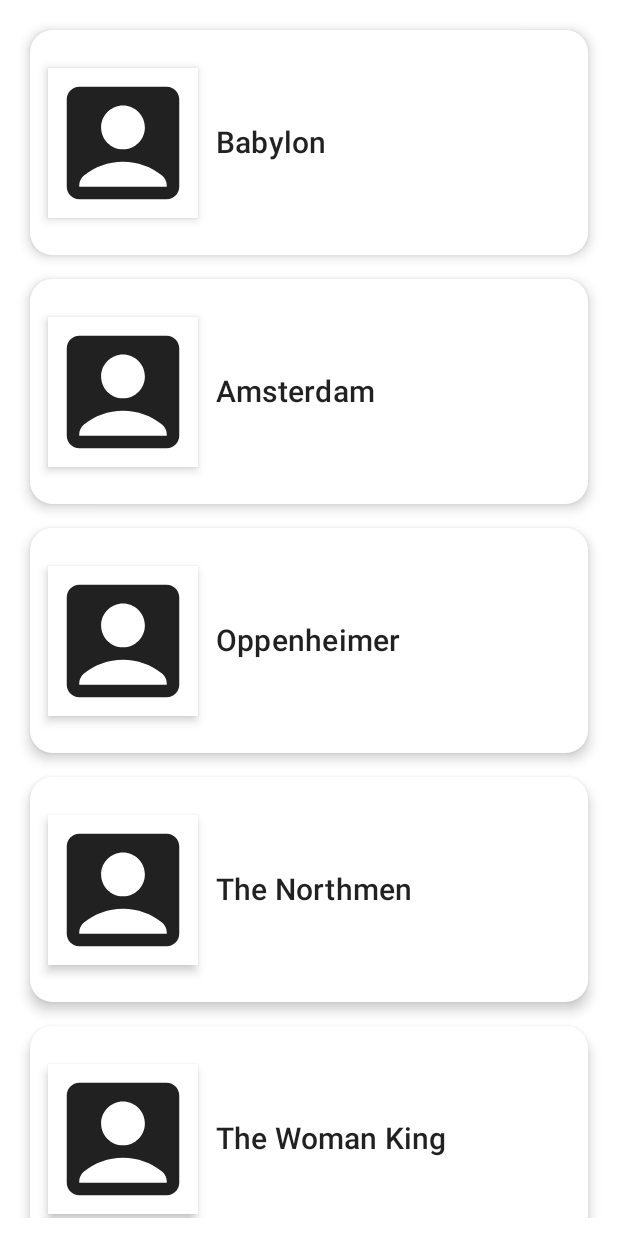
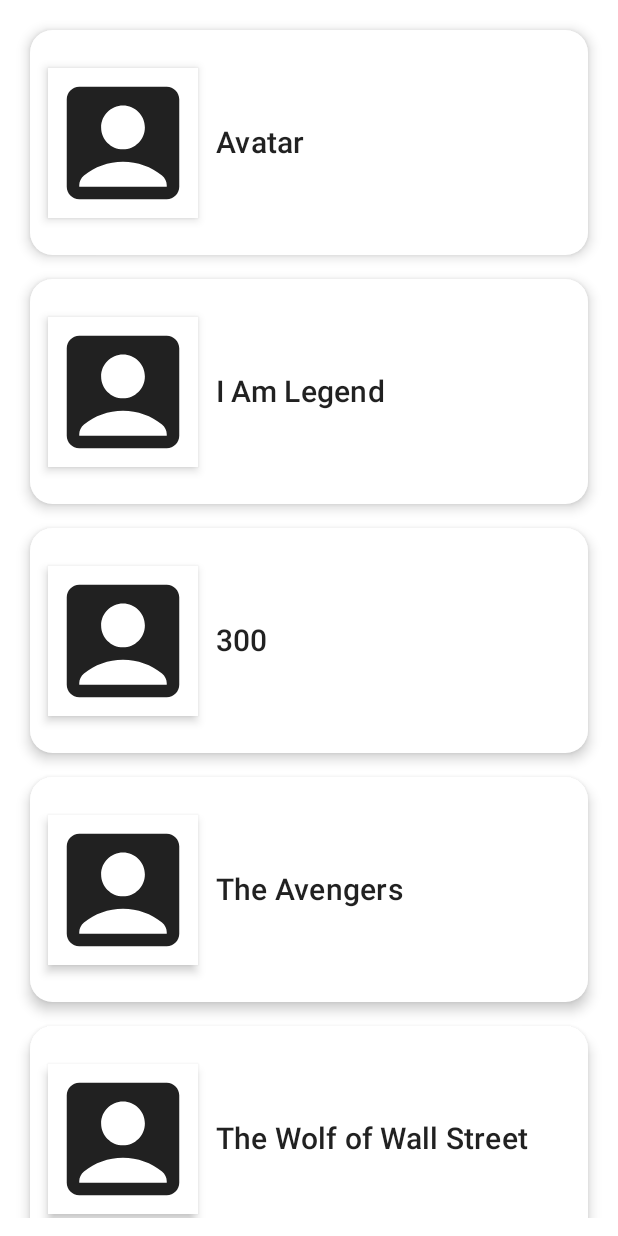
Before and after one commit to oqbahdx/movie-app-compose, an Android app built with Jetpack Compose: the composable MainContent shown on its own in the app's theme, on a phone screen of 412 x 824 dp. Run offline under Robolectric (Android 15) with nearby library versions, the phone set to English and light mode, and no system bars.

Commit message:
add movie model - film json - implemented in main UI

```diff
--- a/app/src/main/java/com/example/movieapp/MainActivity.kt
+++ b/app/src/main/java/com/example/movieapp/MainActivity.kt
@@ -27,6 +27,7 @@ import androidx.compose.ui.unit.dp
 import androidx.compose.ui.unit.sp
 import com.example.movieapp.ui.theme.MovieAppTheme
 import androidx.compose.ui.platform.LocalContext
+import com.example.movieapp.models.Movie
 import com.example.movieapp.navigations.MovieNavigation
 
 class MainActivity : ComponentActivity() {
@@ -50,44 +51,6 @@ fun MyApp(content: @Composable () -> Unit) {
 }
 
 
-@Composable
-fun MovieRow(movie: String, onTap: (String) -> Unit) {
-    Card(
-        modifier = Modifier
-            .padding(8.dp)
-            .fillMaxWidth()
-            .height(150.dp)
-            .clickable {
-                onTap(movie)
-            }
-        ,
-        shape = RoundedCornerShape(corner = CornerSize(15.dp)),
-        elevation = 5.dp
-
-    ) {
-        Row(
-            verticalAlignment = Alignment.CenterVertically,
-            horizontalArrangement = Arrangement.Start
-        ) {
-            Surface(
-                modifier = Modifier
-                    .padding(12.dp)
-                    .size(100.dp),
-                shape = RectangleShape,
-                elevation = 4.dp,
-
-                ) {
-                Icon(Icons.Default.AccountBox, contentDescription = "image icon")
-
-
-            }
-            Text(text = movie , style = MaterialTheme.typography.h6)
-
-        }
-
-
-    }
-}
 
 
 @Preview(showBackground = true)
--- /dev/null
+++ b/app/src/main/java/com/example/movieapp/models/Movie.kt
@@ -0,0 +1,203 @@
+package com.example.movieapp.models
+
+data class Movie(
+    val id: String,
+    val title: String,
+    val year: String,
+    val genre: String,
+    val director: String,
+    val plot: String,
+    val poster: String,
+    val images: List<String>,
+    val rating: String,
+
+    )
+fun getMovies(): List<Movie> {
+    return listOf(
+        Movie(
+            id = "tt0499549",
+            title = "Avatar",
+            year = "2009",
+            genre = "Action, Adventure, Fantasy",
+            director = "James Cameron",
+            plot = "A paraplegic marine dispatched to the moon Pandora on a unique mission becomes torn between following his orders and protecting the world he feels is his home.",
+            poster = "http://ia.media-imdb.com/images/M/MV5BMTYwOTEwNjAzMl5BMl5BanBnXkFtZTcwODc5MTUwMw@@._V1_SX300.jpg",
+            images = listOf(
+                "https://images-na.ssl-images-amazon.com/images/M/MV5BMjEyOTYyMzUxNl5BMl5BanBnXkFtZTcwNTg0MTUzNA@@._V1_SX1500_CR0,0,1500,999_AL_.jpg",
+                "https://images-na.ssl-images-amazon.com/images/M/MV5BNzM2MDk3MTcyMV5BMl5BanBnXkFtZTcwNjg0MTUzNA@@._V1_SX1777_CR0,0,1777,999_AL_.jpg",
+                "https://images-na.ssl-images-amazon.com/images/M/MV5BMTY2ODQ3NjMyMl5BMl5BanBnXkFtZTcwODg0MTUzNA@@._V1_SX1777_CR0,0,1777,999_AL_.jpg",
+                "https://images-na.ssl-images-amazon.com/images/M/MV5BMTMxOTEwNDcxN15BMl5BanBnXkFtZTcwOTg0MTUzNA@@._V1_SX1777_CR0,0,1777,999_AL_.jpg",
+                "https://images-na.ssl-images-amazon.com/images/M/MV5BMTYxMDg1Nzk1MV5BMl5BanBnXkFtZTcwMDk0MTUzNA@@._V1_SX1500_CR0,0,1500,999_AL_.jpg"
+            ),
+            rating = "7.9",
+        ),
+        Movie(
+            id = "tt0480249",
+            title = "I Am Legend",
+            year = "2007",
+            genre = "Drama, Horror, Sci-Fi",
+            director = "Francis Lawrence",
+            plot = "Years after a plague kills most of humanity and transforms the rest into monsters, the sole survivor in New York City struggles valiantly to find a cure .",
+            poster = "http://ia.media-imdb.com/images/M/MV5BMTU4NzMyNDk1OV5BMl5BanBnXkFtZTcwOTEwMzU1MQ@@._V1_SX300.jpg",
+            images = listOf(
+                "https://images-na.ssl-images-amazon.com/images/M/MV5BMTI0NTI4NjE3NV5BMl5BanBnXkFtZTYwMDA0Nzc4._V1_.jpg",
+                "https://images-na.ssl-images-amazon.com/images/M/MV5BMTIwMDg2MDU4M15BMl5BanBnXkFtZTYwMTA0Nzc4._V1_.jpg",
+                "https://images-na.ssl-images-amazon.com/images/M/MV5BMTc5MDM1OTU5OV5BMl5BanBnXkFtZTYwMjA0Nzc4._V1_.jpg",
+                "https://images-na.ssl-images-amazon.com/images/M/MV5BMTA0MTI2NjMzMzFeQTJeQWpwZ15BbWU2MDMwNDc3OA@@._V1_.jpg"
+
+            ),
+            rating = "7.2",
+        ),
+        Movie(
+            id = "tt0416449",
+            title = "300",
+            year = "2006",
+            genre = "Action, Drama, Fantasy",
+            director = "Zack Snyder",
+            plot = "King Leonidas of Sparta and a force of 300 men fight the Persians at Thermopylae in 480 B.C.",
+            poster = "http://ia.media-imdb.com/images/M/MV5BMjAzNTkzNjcxNl5BMl5BanBnXkFtZTYwNDA4NjE3._V1_SX300.jpg",
+            images = listOf(
+                "https://images-na.ssl-images-amazon.com/images/M/MV5BMTMwNTg5MzMwMV5BMl5BanBnXkFtZTcwMzA2NTIyMw@@._V1_SX1777_CR0,0,1777,937_AL_.jpg",
+                "https://images-na.ssl-images-amazon.com/images/M/MV5BMTQwNTgyNTMzNF5BMl5BanBnXkFtZTcwNDA2NTIyMw@@._V1_SX1777_CR0,0,1777,935_AL_.jpg",
+                "https://images-na.ssl-images-amazon.com/images/M/MV5BMTc0MjQzOTEwMV5BMl5BanBnXkFtZTcwMzE2NTIyMw@@._V1_SX1777_CR0,0,1777,947_AL_.jpg"
+            ),
+            rating = "7.7",
+        ),
+        Movie(
+            id = "tt0848228",
+            title = "The Avengers",
+            year = "2012",
+            genre = "Action, Sci-Fi, Thriller",
+            director = "Joss Whedon",
+            plot = "Earth's mightiest heroes must come together and learn to fight as a team if they are to stop the mischievous Loki and his alien army from enslaving humanity.",
+            poster = "http://ia.media-imdb.com/images/M/MV5BMTk2NTI1MTU4N15BMl5BanBnXkFtZTcwODg0OTY0Nw@@._V1_SX300.jpg",
+            images = listOf(
+                "https://images-na.ssl-images-amazon.com/images/M/MV5BMTA0NjY0NzE4OTReQTJeQWpwZ15BbWU3MDczODg2Nzc@._V1_SX1777_CR0,0,1777,999_AL_.jpg",
+                "https://images-na.ssl-images-amazon.com/images/M/MV5BMjE1MzEzMjcyM15BMl5BanBnXkFtZTcwNDM4ODY3Nw@@._V1_SX1777_CR0,0,1777,999_AL_.jpg",
+                "https://images-na.ssl-images-amazon.com/images/M/MV5BMjMwMzM2MTg1M15BMl5BanBnXkFtZTcwNjM4ODY3Nw@@._V1_SX1777_CR0,0,1777,999_AL_.jpg",
+                "https://images-na.ssl-images-amazon.com/images/M/MV5BMTQ4NzM2Mjc5MV5BMl5BanBnXkFtZTcwMTkwOTY3Nw@@._V1_SX1777_CR0,0,1777,999_AL_.jpg",
+                "https://images-na.ssl-images-amazon.com/images/M/MV5BMTc3MzQ3NjA5N15BMl5BanBnXkFtZTcwMzY5OTY3Nw@@._V1_SX1777_CR0,0,1777,999_AL_.jpg"
+            ),
+            rating = "8.1",
+        ),
+        Movie(
+            id = "tt0993846♦",
+            title = "The Wolf of Wall Street",
+            year = "2013",
+            genre = "Biography, Comedy, Crime",
+            director = "Martin Scorsese",
+            plot = "Based on the true story of Jordan Belfort, from his rise to a wealthy stock-broker living the high life to his fall involving crime, corruption and the federal government.",
+            poster = "http://ia.media-imdb.com/images/M/MV5BMjIxMjgxNTk0MF5BMl5BanBnXkFtZTgwNjIyOTg2MDE@._V1_SX300.jpg",
+            images = listOf(
+                "https://images-na.ssl-images-amazon.com/images/M/MV5BNDIwMDIxNzk3Ml5BMl5BanBnXkFtZTgwMTg0MzQ4MDE@._V1_SX1500_CR0,0,1500,999_AL_.jpg",
+                "https://images-na.ssl-images-amazon.com/images/M/MV5BMTc0NzAxODAyMl5BMl5BanBnXkFtZTgwMDg0MzQ4MDE@._V1_SX1500_CR0,0,1500,999_AL_.jpg",
+                "https://images-na.ssl-images-amazon.com/images/M/MV5BMTExMDk1MDE4NzVeQTJeQWpwZ15BbWU4MDM4NDM0ODAx._V1_SX1500_CR0,0,1500,999_AL_.jpg",
+                "https://images-na.ssl-images-amazon.com/images/M/MV5BMTg3MTY4NDk4Nl5BMl5BanBnXkFtZTgwNjc0MzQ4MDE@._V1_SX1500_CR0,0,1500,999_AL_.jpg",
+                "https://images-na.ssl-images-amazon.com/images/M/MV5BMTgzMTg4MDI0Ml5BMl5BanBnXkFtZTgwOTY0MzQ4MDE@._V1_SY1000_CR0,0,1553,1000_AL_.jpg"
+            ),
+            rating = "8.2",
+        ),
+        Movie(
+            id = "tt0816692",
+            title = "Interstellar",
+            year = "2014",
+            genre = "Adventure, Drama, Sci-Fi",
+            director = "Christopher Nolan",
+            plot = "A team of explorers travel through a wormhole in space in an attempt to ensure humanity's survival.",
+            poster = "http://ia.media-imdb.com/images/M/MV5BMjIxNTU4MzY4MF5BMl5BanBnXkFtZTgwMzM4ODI3MjE@._V1_SX300.jpg",
+            images = listOf(
+                "https://images-na.ssl-images-amazon.com/images/M/MV5BMjA3NTEwOTMxMV5BMl5BanBnXkFtZTgwMjMyODgxMzE@._V1_SX1500_CR0,0,1500,999_AL_.jpg",
+                "https://images-na.ssl-images-amazon.com/images/M/MV5BMzQ5ODE2MzEwM15BMl5BanBnXkFtZTgwMTMyODgxMzE@._V1_SX1500_CR0,0,1500,999_AL_.jpg",
+                "https://images-na.ssl-images-amazon.com/images/M/MV5BMTg4Njk4MzY0Nl5BMl5BanBnXkFtZTgwMzIyODgxMzE@._V1_SX1500_CR0,0,1500,999_AL_.jpg",
+                "https://images-na.ssl-images-amazon.com/images/M/MV5BMzE3MTM0MTc3Ml5BMl5BanBnXkFtZTgwMDIyODgxMzE@._V1_SX1500_CR0,0,1500,999_AL_.jpg",
+                "https://images-na.ssl-images-amazon.com/images/M/MV5BNjYzNjE2NDk3N15BMl5BanBnXkFtZTgwNzEyODgxMzE@._V1_SX1500_CR0,0,1500,999_AL_.jpg"
+            ),
+            rating = "8.6",
+        ),
+        Movie(
+            id = "tt0944947",
+            title = "Game of Throne",
+            year = "2011",
+            genre = "Adventure, Drama, Fantasy",
+            director = "Peter Dinklage, Lena Headey, Emilia Clarke, Kit Harington",
+            plot = "While a civil war brews between several noble families in Westeros, the children of the former rulers of the land attempt to rise up to power. Meanwhile a forgotten race, bent on destruction, plans to return after thousands of years in the North.",
+            poster = "http://ia.media-imdb.com/images/M/MV5BMjM5OTQ1MTY5Nl5BMl5BanBnXkFtZTgwMjM3NzMxODE@._V1_SX300.jpg♠",
+            images = listOf(
+                "https://images-na.ssl-images-amazon.com/images/M/MV5BNDc1MGUyNzItNWRkOC00MjM1LWJjNjMtZTZlYWIxMGRmYzVlXkEyXkFqcGdeQXVyMzU3MDEyNjk@._V1_SX1777_CR0,0,1777,999_AL_.jpg",
+                "https://images-na.ssl-images-amazon.com/images/M/MV5BZjZkN2M5ODgtMjQ2OC00ZjAxLWE1MjMtZDE0OTNmNGM0NWEwXkEyXkFqcGdeQXVyNjUxNzgwNTE@._V1_SX1777_CR0,0,1777,999_AL_.jpg",
+                "https://images-na.ssl-images-amazon.com/images/M/MV5BMDk4Y2Y1MDAtNGVmMC00ZTlhLTlmMmQtYjcyN2VkNzUzZjg2XkEyXkFqcGdeQXVyNjUxNzgwNTE@._V1_SX1777_CR0,0,1777,999_AL_.jpg",
+                "https://images-na.ssl-images-amazon.com/images/M/MV5BNjZjNWIzMzQtZWZjYy00ZTkwLWJiMTYtOWRkZDBhNWJhY2JmXkEyXkFqcGdeQXVyMjk3NTUyOTc@._V1_SX1777_CR0,0,1777,999_AL_.jpg",
+                "https://images-na.ssl-images-amazon.com/images/M/MV5BNTMyMTRjZWEtM2UxMS00ZjU5LWIxMTYtZDA5YmJhZmRjYTc4XkEyXkFqcGdeQXVyMjk3NTUyOTc@._V1_SX1777_CR0,0,1777,999_AL_.jpg"
+            ),
+            rating = "9.5",
+        ),
+        Movie(
+            id = "tt2306299",
+            title = "Vikings",
+            year = "2013",
+            genre = "Action, Drama, History",
+            director = "N/A",
+            plot = "The world of the Vikings is brought to life through the journey of Ragnar Lothbrok, the first Viking to emerge from Norse legend and onto the pages of history - a man on the edge of myth.",
+            poster = "http://ia.media-imdb.com/images/M/MV5BOTEzNzI3MDc0N15BMl5BanBnXkFtZTgwMzk1MzA5NzE@._V1_SX300.jpg",
+            images = listOf(
+                "https://images-na.ssl-images-amazon.com/images/M/MV5BMjM5MTM1ODUxNV5BMl5BanBnXkFtZTgwNTAzOTI2ODE@._V1_.jpg",
+                "https://images-na.ssl-images-amazon.com/images/M/MV5BNzU2NDcxODMyOF5BMl5BanBnXkFtZTgwNDAzOTI2ODE@._V1_.jpg",
+                "https://images-na.ssl-images-amazon.com/images/M/MV5BMjMzMzIzOTU2M15BMl5BanBnXkFtZTgwODMzMTkyODE@._V1_SY1000_SX1500_AL_.jpg",
+                "https://images-na.ssl-images-amazon.com/images/M/MV5BMTQ2NTQ2MDA3NF5BMl5BanBnXkFtZTgwODkxMDUxODE@._V1_SY1000_SX1500_AL_.jpg",
+                "https://images-na.ssl-images-amazon.com/images/M/MV5BMTcxOTQ3NTA5N15BMl5BanBnXkFtZTgwMzExMDUxODE@._V1_SY1000_SX1500_AL_.jpg"
+            ),
+            rating = "8.6",
+        ),
+        Movie(
+            id = "tt3749900",
+            title = "Gotham",
+            year = "2014",
+            genre = "Action, Crime, Drama",
+            director = "N/A",
+            plot = "The story behind Detective James Gordon's rise to prominence in Gotham City in the years before Batman's arrival.",
+            poster = "http://ia.media-imdb.com/images/M/MV5BMTY2MjMwNDE4OV5BMl5BanBnXkFtZTgwNjI1NjU0OTE@._V1_SX300.jpg",
+            images = listOf(
+                "https://images-na.ssl-images-amazon.com/images/M/MV5BNDI3ODYyODY4OV5BMl5BanBnXkFtZTgwNjE5NDMwMDI@._V1_SY1000_SX1500_AL_.jpg",
+                "https://images-na.ssl-images-amazon.com/images/M/MV5BMjA5OTExMTIwNF5BMl5BanBnXkFtZTgwMjI5NDMwMDI@._V1_SY1000_SX1500_AL_.jpg",
+                "https://images-na.ssl-images-amazon.com/images/M/MV5BMTA3MDY2NjA3MzBeQTJeQWpwZ15BbWU4MDU0MDkzODgx._V1_SX1499_CR0,0,1499,999_AL_.jpg",
+                "https://images-na.ssl-images-amazon.com/images/M/MV5BMjM3MzYzNDgzOV5BMl5BanBnXkFtZTgwMjQwOTM4ODE@._V1_SY1000_CR0,0,1498,1000_AL_.jpg",
+                "https://images-na.ssl-images-amazon.com/images/M/MV5BMjQwODAyNjk0NF5BMl5BanBnXkFtZTgwODU4MzMyODE@._V1_SY1000_CR0,0,1500,1000_AL_.jpg"
+            ),
+            rating = "8.0",
+        ),
+        Movie(
+            id = "tt3281796",
+            title = "Power",
+            year = "2014",
+            genre = "Crime, Drama",
+            director = "N/A",
+            plot = "James \\\"Ghost\\\" St. Patrick, a wealthy New York night club owner who has it all, catering for the city's elite and dreaming big, lives a double life as a drug kingpin.",
+            poster = "http://ia.media-imdb.com/images/M/MV5BOTA4NTkzMjUzOF5BMl5BanBnXkFtZTgwNzg5ODkxOTE@._V1_SX300.jpg",
+            images = listOf(
+                "https://images-na.ssl-images-amazon.com/images/M/MV5BMTc2ODg0MzMzM15BMl5BanBnXkFtZTgwODYxODA5NTE@._V1_SY1000_SX1500_AL_.jpg",
+                "https://images-na.ssl-images-amazon.com/images/M/MV5BMTcyMjA0MzczNV5BMl5BanBnXkFtZTgwNTIyODA5NTE@._V1_SY1000_SX1500_AL_.jpg",
+                "https://images-na.ssl-images-amazon.com/images/M/MV5BMTk0MTI0NzQ2NV5BMl5BanBnXkFtZTgwMDkxODA5NTE@._V1_SY1000_SX1500_AL_.jpg",
+                "https://images-na.ssl-images-amazon.com/images/M/MV5BMTQ4Mzk1ODcxM15BMl5BanBnXkFtZTgwNDQyODA5NTE@._V1_SY1000_SX1500_AL_.jpg",
+                "https://images-na.ssl-images-amazon.com/images/M/MV5BMTUwNTE0NDI1M15BMl5BanBnXkFtZTgwMDQyODA5NTE@._V1_SY1000_SX1500_AL_.jpg"
+            ),
+            rating = "8.0",
+        ),
+        Movie(
+            id = "tt2707408",
+            title = "Narcos",
+            year = "2015",
+            genre = "Biography, Crime, Drama",
+            director = "N/A",
+            plot = "A chronicled look at the criminal exploits of Colombian drug lord Pablo Escobar.",
+            poster = "http://ia.media-imdb.com/images/M/MV5BMTU0ODQ4NDg2OF5BMl5BanBnXkFtZTgwNzczNTE4OTE@._V1_SX300.jpg",
+            images = listOf(
+                "https://images-na.ssl-images-amazon.com/images/M/MV5BMTk2MDMzMTc0MF5BMl5BanBnXkFtZTgwMTAyMzA1OTE@._V1_SX1500_CR0,0,1500,999_AL_.jpg",
+                "https://images-na.ssl-images-amazon.com/images/M/MV5BMjIxMDkyOTEyNV5BMl5BanBnXkFtZTgwNjY3Mjc3OTE@._V1_SY1000_SX1500_AL_.jpg",
+                "https://images-na.ssl-images-amazon.com/images/M/MV5BMjA2NDUwMTU2NV5BMl5BanBnXkFtZTgwNTI1Mzc3OTE@._V1_SY1000_CR0,0,1499,1000_AL_.jpg",
+                "https://images-na.ssl-images-amazon.com/images/M/MV5BODA1NjAyMTQ3Ml5BMl5BanBnXkFtZTgwNjI1Mzc3OTE@._V1_SY1000_CR0,0,1499,1000_AL_.jpg",
+                "https://images-na.ssl-images-amazon.com/images/M/MV5BMTU0NzQ0OTAwNl5BMl5BanBnXkFtZTgwMDAyMzA1OTE@._V1_SX1500_CR0,0,1500,999_AL_.jpg"
+            ),
+            rating = "8.9",
+        )
+    )
+}
--- a/app/src/main/java/com/example/movieapp/screens/HomeScreen.kt
+++ b/app/src/main/java/com/example/movieapp/screens/HomeScreen.kt
@@ -15,8 +15,10 @@ import androidx.compose.ui.text.TextStyle
 import androidx.compose.ui.unit.dp
 import androidx.compose.ui.unit.sp
 import androidx.navigation.NavController
-import com.example.movieapp.MovieRow
+import com.example.movieapp.models.Movie
+import com.example.movieapp.models.getMovies
 import com.example.movieapp.navigations.MovieScreen
+import com.example.movieapp.widgets.MovieRow
 
 @Composable
 fun HomeScreen(navController: NavController) {
@@ -33,18 +35,7 @@ fun HomeScreen(navController: NavController) {
 @Composable
 fun MainContent(
     navController: NavController,
-    moviesList: List<String> = listOf(
-        "Babylon",
-        "Amsterdam",
-        "Oppenheimer",
-        "The Northmen",
-        "The Woman King",
-        "Medieval",
-        "Hacksaw Ridge",
-        "12 Years a Slave",
-        "Tombstone",
-
-    )
+    moviesList: List<Movie> = getMovies()
 ) {
     Column(modifier = Modifier.padding(12.dp)) {
         LazyColumn {
--- /dev/null
+++ b/app/src/main/java/com/example/movieapp/widgets/widgets.kt
@@ -0,0 +1,54 @@
+package com.example.movieapp.widgets
+
+import androidx.compose.foundation.clickable
+import androidx.compose.foundation.layout.*
+import androidx.compose.foundation.shape.CornerSize
+import androidx.compose.foundation.shape.RoundedCornerShape
+import androidx.compose.material.*
+import androidx.compose.material.icons.Icons
+import androidx.compose.material.icons.filled.AccountBox
+import androidx.compose.runtime.Composable
+import androidx.compose.ui.Alignment
+import androidx.compose.ui.Modifier
+import androidx.compose.ui.graphics.RectangleShape
+import androidx.compose.ui.unit.dp
+import com.example.movieapp.models.Movie
+
+@Composable
+fun MovieRow(movie: Movie, onTap: (String) -> Unit) {
+    Card(
+        modifier = Modifier
+            .padding(8.dp)
+            .fillMaxWidth()
+            .height(150.dp)
+            .clickable {
+                onTap(movie.id)
+            }
+        ,
+        shape = RoundedCornerShape(corner = CornerSize(15.dp)),
+        elevation = 5.dp
+
+    ) {
+        Row(
+            verticalAlignment = Alignment.CenterVertically,
+            horizontalArrangement = Arrangement.Start
+        ) {
+            Surface(
+                modifier = Modifier
+                    .padding(12.dp)
+                    .size(100.dp),
+                shape = RectangleShape,
+                elevation = 4.dp,
+
+                ) {
+                Icon(Icons.Default.AccountBox, contentDescription = "image icon")
+
+
+            }
+            Text(text = movie.title , style = MaterialTheme.typography.h6)
+
+        }
+
+
+    }
+}
```
